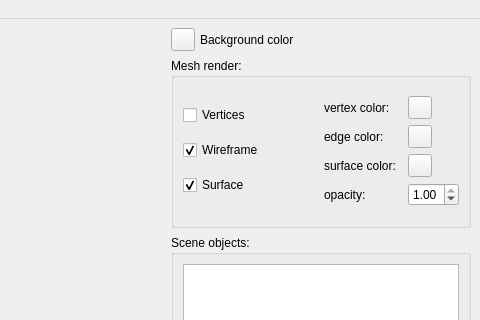
This is src/SurfaceEvolverGUI.ui in MCInversion/SurfaceEvolverGUI as Qt 5 draws it before an edit; both pictures show x 705 to 1185 and y 0 to 320 of the 1185 by 766 pixel window. The edited form follows.
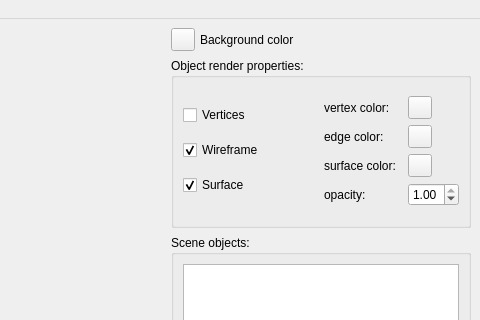
This is the edited form. Icons and pictures are not drawn. Custom widgets are drawn as their Qt base class.

Commit message: combining mesh and scalar objects into a single SceneObject with type flag, adding contour rendering for SDF

```diff
--- a/src/SurfaceEvolverGUI.ui
+++ b/src/SurfaceEvolverGUI.ui
@@ -22,6 +22,9 @@
   <property name="toolTip">
    <string/>
   </property>
+  <property name="documentMode">
+   <bool>true</bool>
+  </property>
   <widget class="QWidget" name="centralwidget">
    <property name="maximumSize">
     <size>
@@ -29,8 +32,8 @@
      <height>16777215</height>
     </size>
    </property>
-   <layout class="QHBoxLayout" name="horizontalLayout">
-    <item>
+   <layout class="QGridLayout" name="gridLayout_3">
+    <item row="0" column="0">
      <layout class="QVBoxLayout" name="verticalLayout_2">
       <property name="sizeConstraint">
        <enum>QLayout::SetMaximumSize</enum>
@@ -40,7 +43,7 @@
       </item>
      </layout>
     </item>
-    <item>
+    <item row="0" column="1">
      <layout class="QVBoxLayout" name="verticalLayout">
       <property name="spacing">
        <number>7</number>
@@ -87,7 +90,7 @@
          </size>
         </property>
         <property name="title">
-         <string>Mesh render:</string>
+         <string>Object render properties:</string>
         </property>
         <layout class="QGridLayout" name="gridLayout">
          <item row="0" column="0">
```
Left out of the diff: 3 changed lines with no effect on the pictures. The commit also changes 103 other files.
